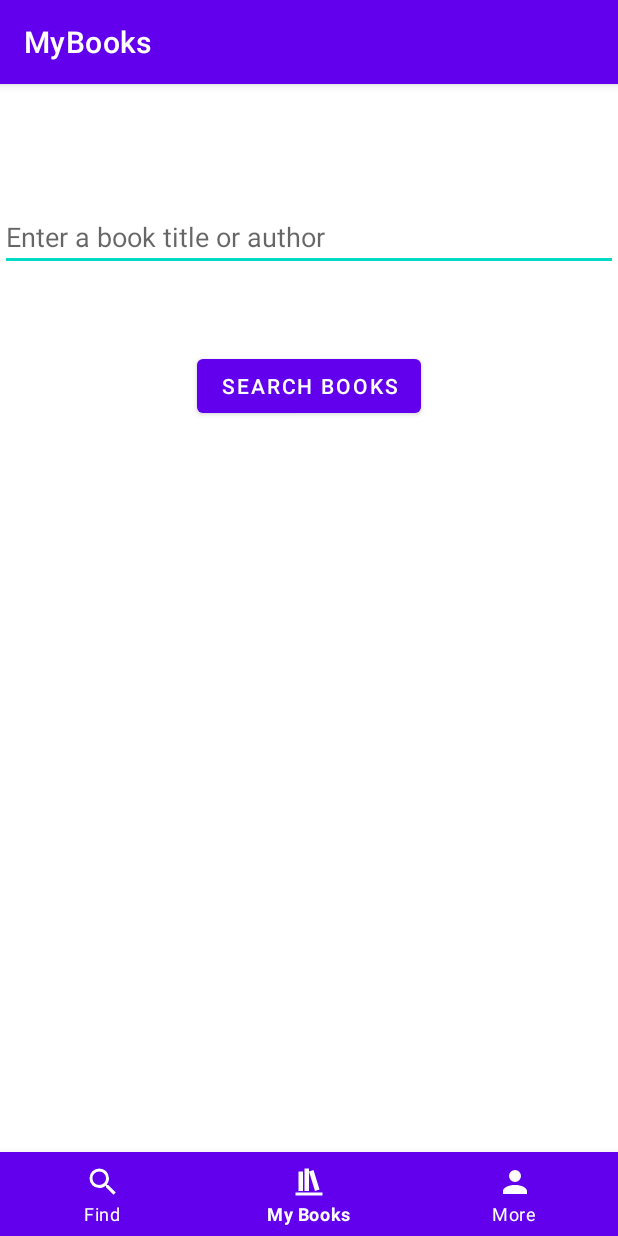
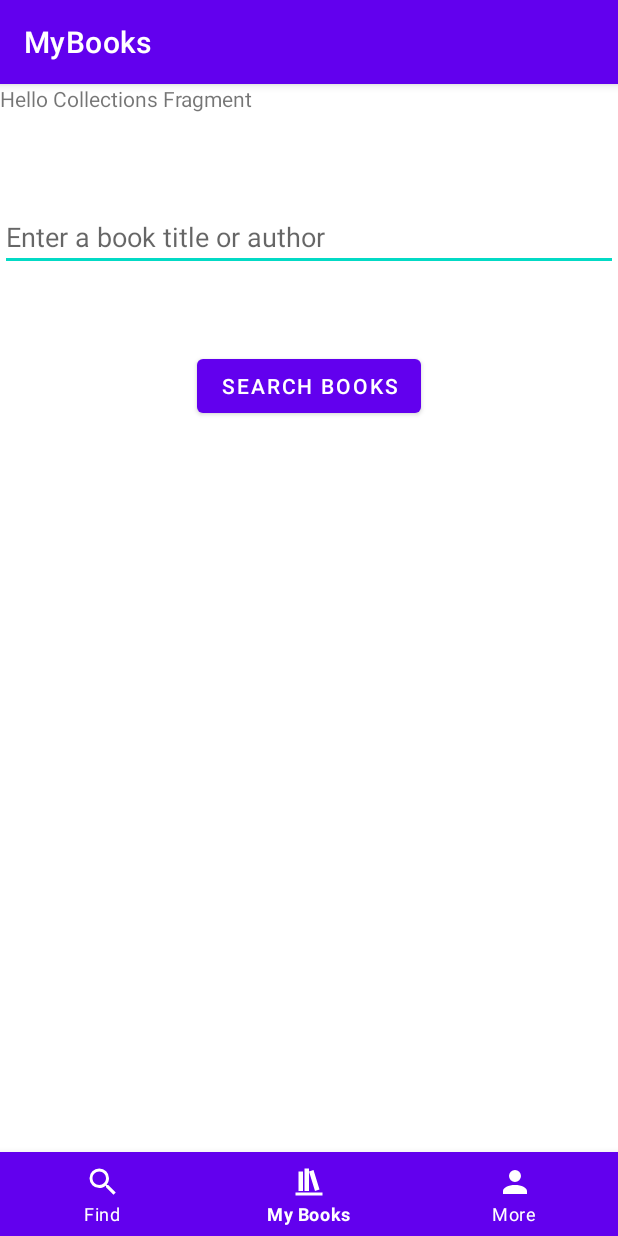
Before and after one commit to markusmeresma/mybooks, an Android app: the screen it shows after launch (MainActivity), item 2 of the bottom bar chosen, on a phone screen of 412 x 824 dp. Run offline under Robolectric (Android 15) with nearby library versions, the phone set to English and light mode, and no system bars.

Commit message:
Finish bottom navigation with fragments

```diff
--- a/app/build.gradle
+++ b/app/build.gradle
@@ -35,6 +35,7 @@ dependencies {
     implementation 'androidx.constraintlayout:constraintlayout:2.0.4'
     implementation 'com.android.support:recyclerview-v7:28.0.0'
     implementation 'com.android.support:design:28.0.0'
+    implementation 'androidx.legacy:legacy-support-v4:1.0.0'
     testImplementation 'junit:junit:4.+'
     androidTestImplementation 'androidx.test.ext:junit:1.1.2'
     androidTestImplementation 'androidx.test.espresso:espresso-core:3.3.0'
--- /dev/null
+++ b/app/src/main/java/com/example/mybooks/CollectionsFragment.java
@@ -0,0 +1,24 @@
+package com.example.mybooks;
+
+import android.os.Bundle;
+
+import androidx.fragment.app.Fragment;
+
+import android.view.LayoutInflater;
+import android.view.View;
+import android.view.ViewGroup;
+
+
+public class CollectionsFragment extends Fragment {
+
+    public CollectionsFragment() {
+        // Required empty public constructor
+    }
+
+    @Override
+    public View onCreateView(LayoutInflater inflater, ViewGroup container,
+                             Bundle savedInstanceState) {
+        // Inflate the layout for this fragment
+        return inflater.inflate(R.layout.fragment_collections, container, false);
+    }
+}
--- a/app/src/main/java/com/example/mybooks/MainActivity.java
+++ b/app/src/main/java/com/example/mybooks/MainActivity.java
@@ -1,10 +1,15 @@
 package com.example.mybooks;
 
+import androidx.annotation.NonNull;
 import androidx.appcompat.app.AppCompatActivity;
+import androidx.fragment.app.Fragment;
+import androidx.fragment.app.FragmentManager;
+import androidx.fragment.app.FragmentTransaction;
 
 import android.content.Intent;
 import android.os.Bundle;
 import android.util.Log;
+import android.view.MenuItem;
 import android.view.View;
 import android.widget.Button;
 import android.widget.EditText;
@@ -16,6 +21,11 @@ import java.net.URL;
 
 public class MainActivity extends AppCompatActivity {
 
+    final Fragment fragment1 = new SearchFragment();
+    final Fragment fragment2 = new CollectionsFragment();
+    final FragmentManager fm = getSupportFragmentManager();
+    Fragment active = fragment1;
+
     @Override
     protected void onCreate(Bundle savedInstanceState) {
         super.onCreate(savedInstanceState);
@@ -25,6 +35,10 @@ public class MainActivity extends AppCompatActivity {
         Button searchButton = (Button) findViewById(R.id.searchButton);
 
         BottomNavigationView bottomNavigationView = (BottomNavigationView) findViewById(R.id.bottom_navigation);
+        bottomNavigationView.setOnNavigationItemSelectedListener(mOnNavigationItemSelectedListener);
+
+        fm.beginTransaction().add(R.id.main, fragment2).hide(fragment2).commit();
+        fm.beginTransaction().add(R.id.main, fragment1).commit();
 
 
         searchButton.setOnClickListener(new View.OnClickListener() {
@@ -40,14 +54,30 @@ public class MainActivity extends AppCompatActivity {
                 startActivity(searchBookActivity);
             }
         });
+    }
 
-        bottomNavigationView.setOnClickListener(new View.OnClickListener() {
-            @Override
-            public void onClick(View v) {
-                Toast.makeText(getApplicationContext(), "Clicked on menu", Toast.LENGTH_LONG).show();
+    private BottomNavigationView.OnNavigationItemSelectedListener mOnNavigationItemSelectedListener
+            = new BottomNavigationView.OnNavigationItemSelectedListener() {
+        @Override
+        public boolean onNavigationItemSelected(@NonNull MenuItem item) {
+            switch (item.getItemId()) {
+                case R.id.search:
+                    fm.beginTransaction()
+                            .hide(active)
+                            .show(fragment1)
+                            .commit();
+                    active = fragment1;
+                    return true;
+
+                case R.id.collections:
+                    fm.beginTransaction()
+                            .hide(active)
+                            .show(fragment2)
+                            .commit();
+                    active = fragment2;
+                    return true;
             }
-        });
-
-
-    }
+            return false;
+        }
+    };
 }
--- /dev/null
+++ b/app/src/main/java/com/example/mybooks/SearchFragment.java
@@ -0,0 +1,23 @@
+package com.example.mybooks;
+
+import android.os.Bundle;
+
+import androidx.fragment.app.Fragment;
+
+import android.view.LayoutInflater;
+import android.view.View;
+import android.view.ViewGroup;
+
+public class SearchFragment extends Fragment {
+
+    public SearchFragment() {
+        // Required empty public constructor
+    }
+
+    @Override
+    public View onCreateView(LayoutInflater inflater, ViewGroup container,
+                             Bundle savedInstanceState) {
+        // Inflate the layout for this fragment
+        return inflater.inflate(R.layout.fragment_search, container, false);
+    }
+}
--- a/app/src/main/res/layout/activity_main.xml
+++ b/app/src/main/res/layout/activity_main.xml
@@ -5,7 +5,8 @@
     android:layout_width="match_parent"
     android:layout_height="match_parent"
     android:orientation="vertical"
-    tools:context=".MainActivity">
+    tools:context=".MainActivity"
+    android:id="@+id/main">
 
     <EditText
         android:id="@+id/searchInput"
--- /dev/null
+++ b/app/src/main/res/layout/fragment_collections.xml
@@ -0,0 +1,14 @@
+<?xml version="1.0" encoding="utf-8"?>
+<FrameLayout xmlns:android="http://schemas.android.com/apk/res/android"
+    xmlns:tools="http://schemas.android.com/tools"
+    android:layout_width="match_parent"
+    android:layout_height="match_parent"
+    tools:context=".CollectionsFragment">
+
+    <!-- TODO: Update blank fragment layout -->
+    <TextView
+        android:layout_width="match_parent"
+        android:layout_height="match_parent"
+        android:text="Hello Collections Fragment" />
+
+</FrameLayout>
```
Also changed, not shown: app/src/main/res/layout/fragment_search.xml (added, +14 -0 lines).
